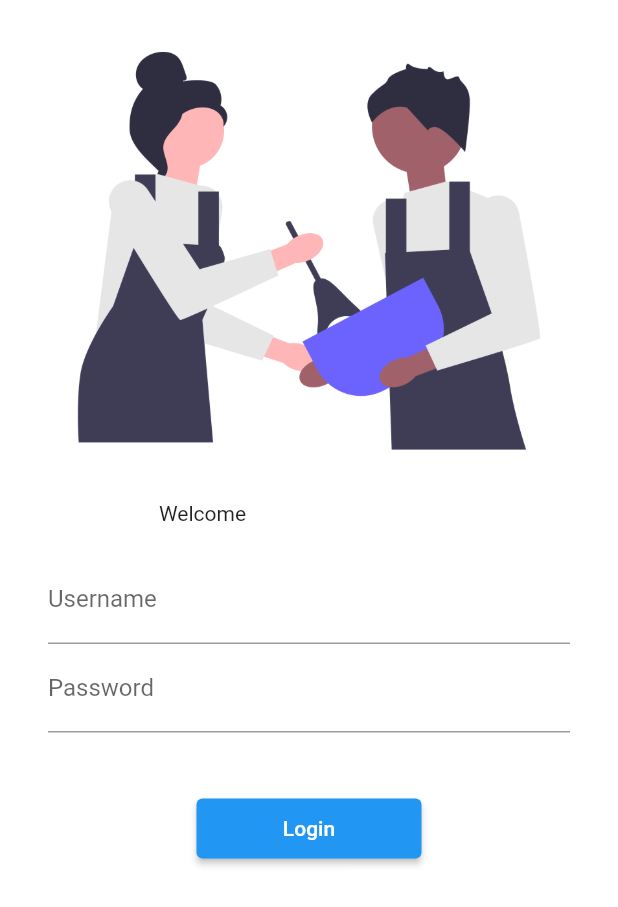
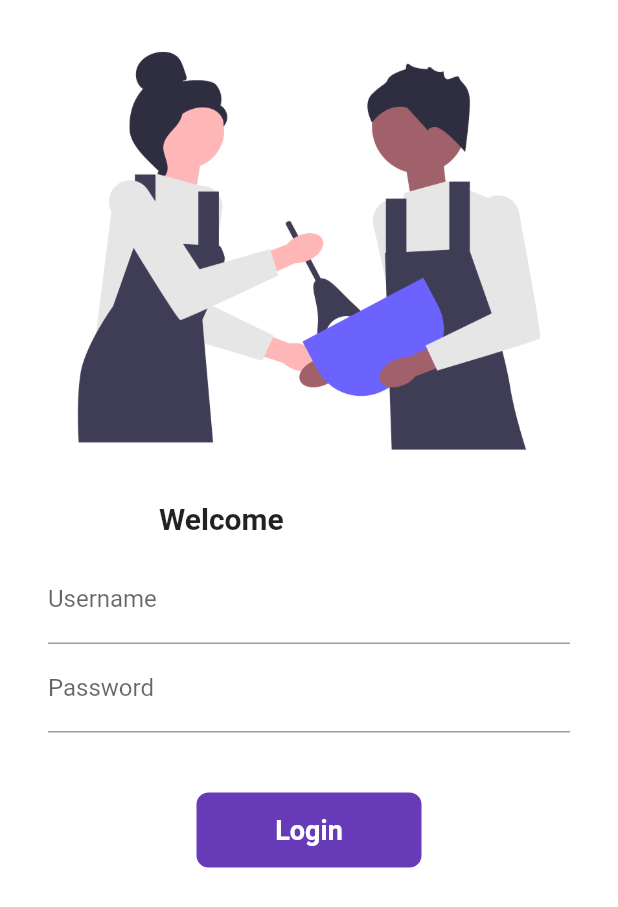
Before and after one commit to mirzacoder1/my_first_app, a Flutter app: the screen it shows after launch, on a phone screen of 412 x 824 dp. Shown: the top 907 px of the screen. Run offline on Flutter 3.47's test engine with Material 2 defaults, Android fonts, the phone set to English and light mode, and no system bars; our stand-ins replace google_fonts.

Commit message:
day6 Completed

```diff
--- a/lib/pages/login_page.dart
+++ b/lib/pages/login_page.dart
@@ -1,8 +1,16 @@
 import 'package:flutter/material.dart';
 import 'package:myfirst_app/utils/routes.dart';
 
-class LoginPage extends StatelessWidget {
+class LoginPage extends StatefulWidget {
   const LoginPage({super.key});
+
+  @override
+  State<LoginPage> createState() => _LoginPageState();
+}
+
+class _LoginPageState extends State<LoginPage> {
+  String name = "";
+  bool changeButton = false;
 
   @override
   Widget build(BuildContext context) {
@@ -17,7 +25,7 @@ class LoginPage extends StatelessWidget {
         ),),
       ), */
       color: Colors.white,
-      child:SingleChildScrollView(
+      child: SingleChildScrollView(
         child: Column(
           children: [
             Image.asset(
@@ -27,37 +35,79 @@ class LoginPage extends StatelessWidget {
             SizedBox(
               height: 20,
               width: 200,
-              child: Text("Welcome"),
+              child: Text(
+                "Welcome $name",
+                style: TextStyle(
+                  fontSize: 20.0,
+                  fontWeight: FontWeight.bold,
+                ),
+              ),
             ),
             Padding(
-              padding:const EdgeInsets.symmetric(vertical: 16.0,horizontal: 32),
-              child:Column(
+              padding:
+                  const EdgeInsets.symmetric(vertical: 16.0, horizontal: 32),
+              child: Column(
                 children: [
                   TextFormField(
                     decoration: InputDecoration(
-                  hintText:"Enter Username",
+                      hintText: "Enter Username",
                       labelText: "Username",
                     ),
+                    onChanged: (value) {
+                      name = value;
+                      setState(() {});
+                    },
                   ),
                   TextFormField(
                     obscureText: true,
                     decoration: InputDecoration(
-                hintText:"Enter password",
+                      hintText: "Enter password",
                       labelText: "Password",
                     ),
                   ),
                   SizedBox(
-                height:40.0,
+                    height: 40.0,
+                  ),
+                  InkWell(
+                    onTap: () async {
+                      setState(() {
+                        changeButton = true;
+                      });
+                      await Future.delayed(Duration(seconds: 3));
+                      print("Hii Swati, I'm Going to HomePage....");
+                      Navigator.pushNamed(context, MyRoutes.homeRoute);
+                    },
+                    child: AnimatedContainer(
+                        duration: Duration(seconds: 3),
+                        width: changeButton ? 50 : 150,
+                        height: 50,
+                        alignment: Alignment.center,
+                        child:changeButton?Icon(Icons.done,color:Colors.white):Text(
+                          "Login",
+                          style: TextStyle(
+                            color: Colors.white,
+                            fontWeight: FontWeight.bold,
+                            fontSize: 18.0,
+                          ),
+                        ),
+                        decoration: BoxDecoration(
+                            color: Colors.deepPurple,
+                            /* shape: changeButton
+                                ? BoxShape.circle
+                                : BoxShape.rectangle, */
+                            borderRadius:BorderRadius.circular(changeButton ? 20 : 8)
+                            )
+                          ),
                   ),
 
-                ElevatedButton(
+                  /* ElevatedButton(
                     child: Text("Login"),
                     onPressed: () {
                       print("Hello, Swati, I am Going on HomePage...");
                       Navigator.pushNamed(context, MyRoutes.homeRoute);
                     },
                     style: TextButton.styleFrom(minimumSize: Size(150, 40)),
-                ),
+                  ), */
                 ],
               ),
             ),
```
Lines whose indentation alone changed are shown as unchanged.
